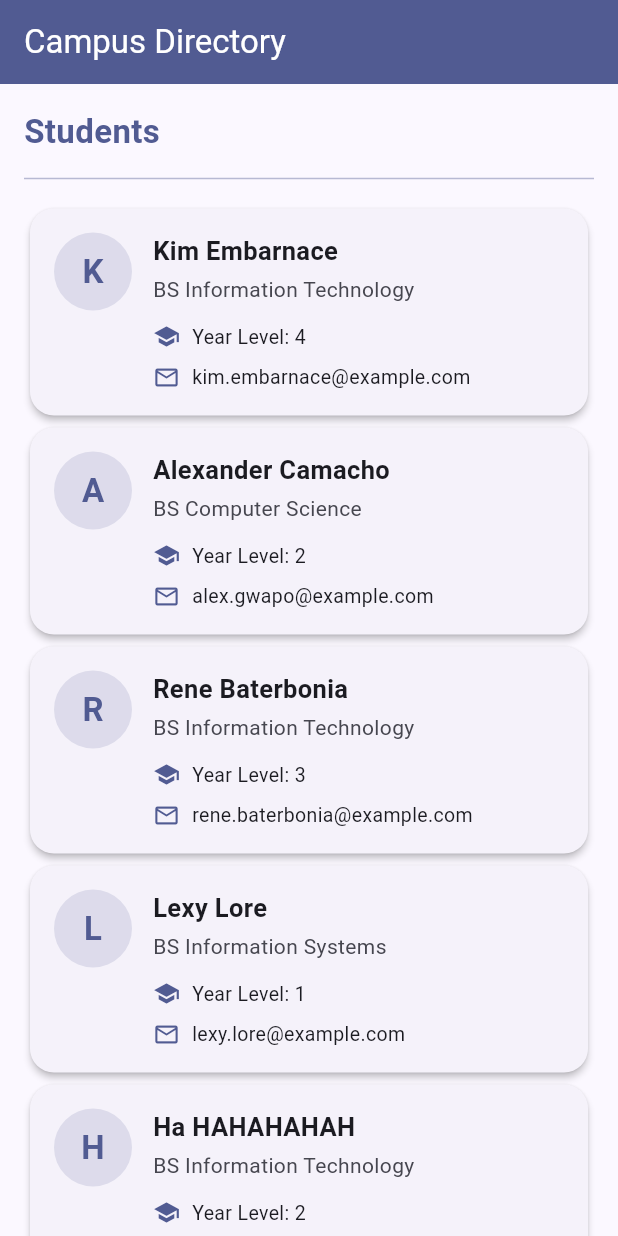
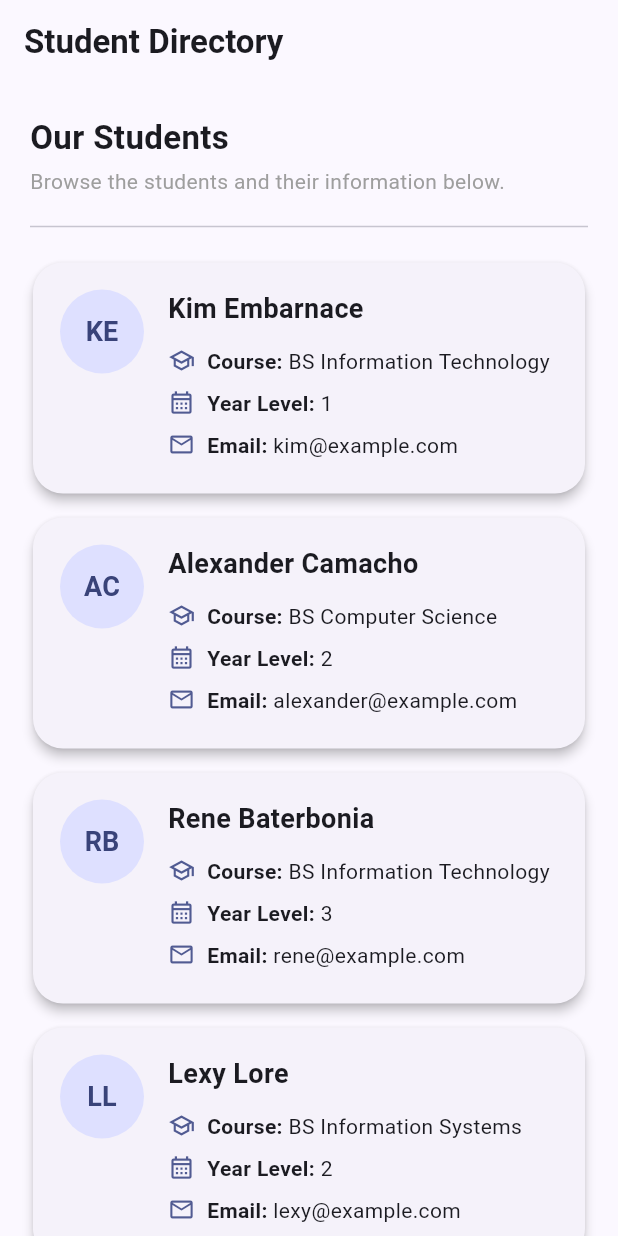
Before and after one commit to Kim5-3/stateless-lab-Embarnace, a Flutter app: the screen it shows after launch, on a phone screen of 412 x 824 dp. Run offline on Flutter 3.47's test engine with Material 3 defaults, Android fonts, the phone set to English and light mode, and no system bars.

Commit message:
Polish student card layout and styling

```diff
--- a/lib/main.dart
+++ b/lib/main.dart
@@ -1,8 +1,6 @@
 import 'package:flutter/material.dart';
 
-void main() => runApp(const DirectoryApp());
-
-// Student data is immutable, so all fields are final.
+// Student model: stores each student's information.
 class Student {
   final String name;
   final String course;
@@ -16,45 +14,19 @@ class Student {
     required this.email,
   });
 
-  // Customization: Provide a reusable initial for the student's avatar.
-  String get fullNameInitial => name.isNotEmpty ? name[0].toUpperCase() : '?';
+  // Customization: Generates initials for the student's avatar.
+  String get fullNameInitial {
+    final parts = name.trim().split(RegExp(r'\s+'));
+
+    if (parts.length >= 2) {
+      return '${parts.first[0]}${parts.last[0]}'.toUpperCase();
     }
 
-// Sample directory data is constant and does not need app state.
-const List<Student> students = [
-  Student(
-    name: 'Kim Embarnace',
-    course: 'BS Information Technology',
-    yearLevel: 4,
-    email: 'kim.embarnace@example.com',
-  ),
-  Student(
-    name: 'Alexander Camacho',
-    course: 'BS Computer Science',
-    yearLevel: 2,
-    email: 'alex.gwapo@example.com',
-  ),
-  Student(
-    name: 'Rene Baterbonia',
-    course: 'BS Information Technology',
-    yearLevel: 3,
-    email: 'rene.baterbonia@example.com',
-  ),
-  Student(
-    name: 'Lexy Lore',
-    course: 'BS Information Systems',
-    yearLevel: 1,
-    email: 'lexy.lore@example.com',
-  ),
-  Student(
-    name: 'Ha HAHAHAHAH',
-    course: 'BS Information Technology',
-    yearLevel: 2,
-    email: 'Ha.califa@example.com',
-  ),
-];
+    return name.isNotEmpty ? name[0].toUpperCase() : '?';
+  }
+}
 
-// Stateless because the heading is supplied by its parent.
+// Reusable heading widget.
 class SectionHeader extends StatelessWidget {
   final String title;
 
@@ -65,42 +37,52 @@ class SectionHeader extends StatelessWidget {
 
   @override
   Widget build(BuildContext context) {
-    final color = Theme.of(context).colorScheme.primary;
-
     return Column(
       crossAxisAlignment: CrossAxisAlignment.start,
       children: [
         Text(
           title,
-          style: TextStyle(
-            fontSize: 22, // Customization: Larger section heading.
+          style: const TextStyle(
+            fontSize: 22,
             fontWeight: FontWeight.bold,
-            color: color,
           ),
         ),
-        const SizedBox(height: 8),
-        Divider(
-          color: color.withOpacity(0.4),
+        const SizedBox(height: 4),
+
+        // Customization: Adds a subtitle under the section heading.
+        const Text(
+          'Browse the students and their information below.',
+          style: TextStyle(
+            fontSize: 14,
+            color: Colors.grey,
           ),
+        ),
+        const SizedBox(height: 12),
+        const Divider(),
       ],
     );
   }
 }
 
-// Stateless because the icon and text come from its parent.
+// Reusable row for displaying student details.
 class InfoRow extends StatelessWidget {
   final IconData icon;
-  final String text;
+  final String label;
+  final String value;
 
   const InfoRow({
     super.key,
     required this.icon,
-    required this.text,
+    required this.label,
+    required this.value,
   });
 
   @override
   Widget build(BuildContext context) {
-    return Row(
+    return Padding(
+      padding: const EdgeInsets.symmetric(vertical: 4),
+      child: Row(
+        crossAxisAlignment: CrossAxisAlignment.start,
         children: [
           Icon(
             icon,
@@ -108,18 +90,22 @@ class InfoRow extends StatelessWidget {
             color: Theme.of(context).colorScheme.primary,
           ),
           const SizedBox(width: 8),
-        Expanded(
-          child: Text(
-            text,
-            style: const TextStyle(fontSize: 13),
+          Text(
+            '$label: ',
+            style: const TextStyle(
+              fontWeight: FontWeight.w600,
             ),
           ),
+          Expanded(
+            child: Text(value),
+          ),
         ],
+      ),
     );
   }
 }
 
-// Stateless because this card displays the Student passed to it.
+// Reusable card for each student.
 class StudentCard extends StatelessWidget {
   final Student student;
 
@@ -130,31 +116,39 @@ class StudentCard extends StatelessWidget {
 
   @override
   Widget build(BuildContext context) {
-    final color = Theme.of(context).colorScheme.primary;
+    return Card(
+      // Customization: Adds a subtle shadow to each student card.
+      elevation: 3,
 
-    return Card(
-      elevation: 2,
+      margin: const EdgeInsets.symmetric(
+        vertical: 8,
+        horizontal: 2,
+      ),
+
+      // Customization: Uses rounded corners for a modern card design.
       shape: RoundedRectangleBorder(
-        borderRadius: BorderRadius.circular(16), // Customization: Rounded corners.
+        borderRadius: BorderRadius.circular(20),
       ),
+
       child: Padding(
-        padding: const EdgeInsets.all(16), // Customization: Comfortable card spacing.
+        // Customization: Adds comfortable spacing inside the card.
+        padding: const EdgeInsets.all(18),
         child: Row(
           crossAxisAlignment: CrossAxisAlignment.start,
           children: [
             CircleAvatar(
-              radius: 26,
-              backgroundColor: color.withOpacity(0.15),
-              foregroundColor: color,
+              radius: 28,
+              backgroundColor: Theme.of(context).colorScheme.primaryContainer,
               child: Text(
                 student.fullNameInitial,
-                style: const TextStyle(
-                  fontSize: 22,
+                style: TextStyle(
+                  color: Theme.of(context).colorScheme.onPrimaryContainer,
                   fontWeight: FontWeight.bold,
+                  fontSize: 18,
                 ),
               ),
             ),
-            const SizedBox(width: 14),
+            const SizedBox(width: 16),
             Expanded(
               child: Column(
                 crossAxisAlignment: CrossAxisAlignment.start,
@@ -162,26 +156,25 @@ class StudentCard extends StatelessWidget {
                   Text(
                     student.name,
                     style: const TextStyle(
-                      fontSize: 17,
+                      fontSize: 18,
                       fontWeight: FontWeight.bold,
                     ),
                   ),
-                  const SizedBox(height: 4),
-                  Text(
-                    student.course,
-                    style: TextStyle(
-                      color: Theme.of(context).colorScheme.onSurfaceVariant,
-                    ),
-                  ),
-                  const SizedBox(height: 12),
-                  InfoRow(
-                    icon: Icons.school,
-                    text: 'Year Level: ${student.yearLevel}',
-                  ),
                   const SizedBox(height: 8),
                   InfoRow(
+                    icon: Icons.school_outlined,
+                    label: 'Course',
+                    value: student.course,
+                  ),
+                  InfoRow(
+                    icon: Icons.calendar_month_outlined,
+                    label: 'Year Level',
+                    value: '${student.yearLevel}',
+                  ),
+                  InfoRow(
                     icon: Icons.email_outlined,
-                    text: student.email,
+                    label: 'Email',
+                    value: student.email,
                   ),
                 ],
               ),
@@ -193,46 +186,93 @@ class StudentCard extends StatelessWidget {
   }
 }
 
-// Stateless because the student list comes from constant sample data.
+// Main screen displaying the student directory.
 class DirectoryScreen extends StatelessWidget {
   const DirectoryScreen({super.key});
+
+  static const List<Student> students = [
+    Student(
+      name: 'Kim Embarnace',
+      course: 'BS Information Technology',
+      yearLevel: 1,
+      email: 'kim@example.com',
+    ),
+    Student(
+      name: 'Alexander Camacho',
+      course: 'BS Computer Science',
+      yearLevel: 2,
+      email: 'alexander@example.com',
+    ),
+    Student(
+      name: 'Rene Baterbonia',
+      course: 'BS Information Technology',
+      yearLevel: 3,
+      email: 'rene@example.com',
+    ),
+    Student(
+      name: 'Lexy Lore',
+      course: 'BS Information Systems',
+      yearLevel: 2,
+      email: 'lexy@example.com',
+    ),
+    Student(
+      name: 'Ha HAHAHAHAH',
+      course: 'BS Computer Science',
+      yearLevel: 1,
+      email: 'student5@example.com',
+    ),
+  ];
 
   @override
   Widget build(BuildContext context) {
     return Scaffold(
       appBar: AppBar(
-        title: const Text('Campus Directory'),
-        backgroundColor: Theme.of(context).colorScheme.primary,
-        foregroundColor: Colors.white,
+        title: const Text(
+          'Student Directory',
+          style: TextStyle(fontWeight: FontWeight.bold),
         ),
-      body: ListView(
-        padding: const EdgeInsets.all(16),
+        centerTitle: false,
+      ),
+      body: Center(
+        child: ConstrainedBox(
+          constraints: const BoxConstraints(maxWidth: 850),
+          child: ListView(
+            padding: const EdgeInsets.all(20),
             children: [
-          const SectionHeader(title: 'Students'),
+              const SectionHeader(title: 'Our Students'),
               const SizedBox(height: 8),
               ...students.map(
                 (student) => StudentCard(student: student),
               ),
             ],
           ),
+        ),
+      ),
     );
   }
 }
 
-// Stateless because this root widget configures the theme and home screen.
+// Root application widget.
 class DirectoryApp extends StatelessWidget {
   const DirectoryApp({super.key});
 
   @override
   Widget build(BuildContext context) {
     return MaterialApp(
+      title: 'Student Directory',
       debugShowCheckedModeBanner: false,
-      title: 'Campus Directory',
+
+      // Customization: Applies a consistent Material 3 indigo theme.
       theme: ThemeData(
         colorSchemeSeed: Colors.indigo,
         useMaterial3: true,
       ),
+
       home: const DirectoryScreen(),
     );
   }
 }
+
+void main() {
+  runApp(const DirectoryApp());
+}
```
Lines whose indentation alone changed are shown as unchanged.
